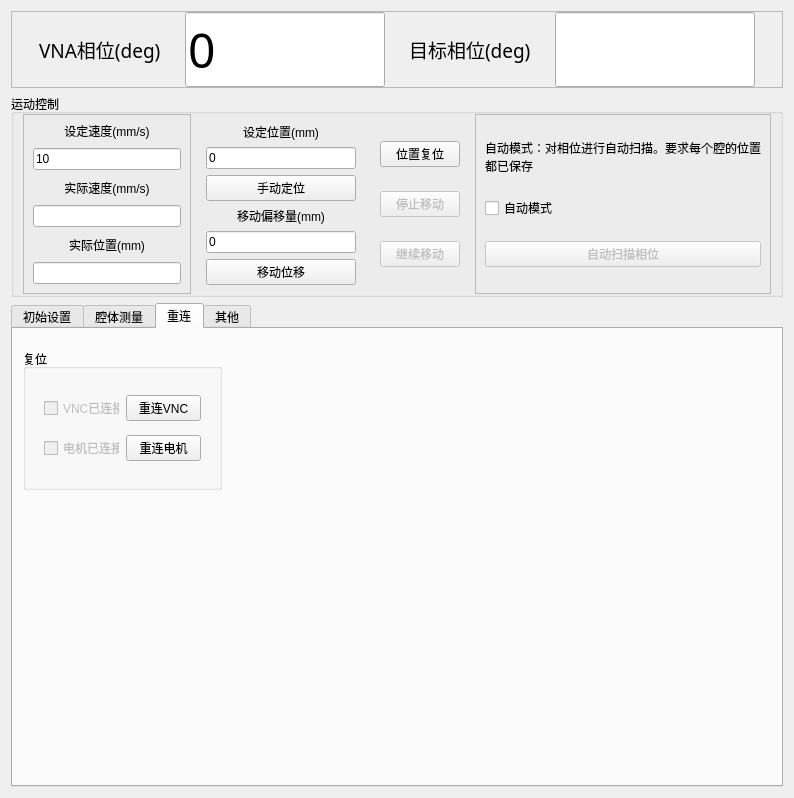
Old version of the form ui/main_dlg.ui in the repository wzmsykk/QT_modbus_vna_cavity_phase_control.
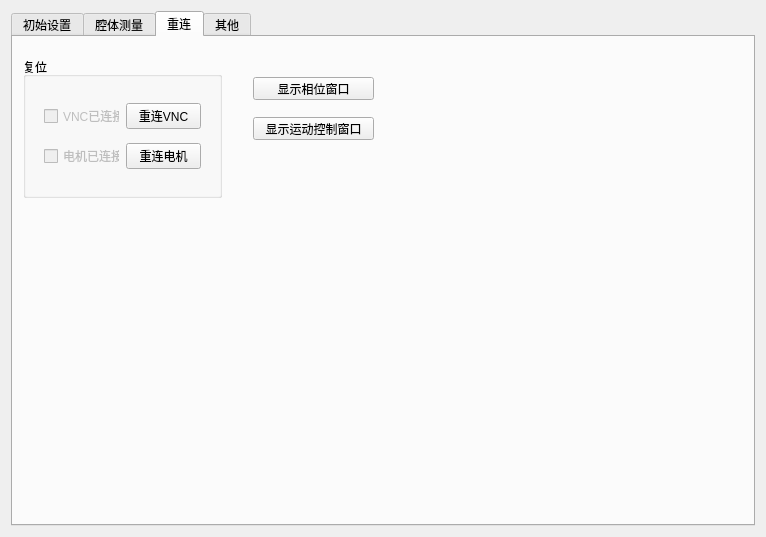
New version of the form. The open tabs and pages were chosen to show the change.

```diff
--- a/ui/main_dlg.ui
+++ b/ui/main_dlg.ui
@@ -6,8 +6,8 @@
    <rect>
     <x>0</x>
     <y>0</y>
-    <width>794</width>
-    <height>798</height>
+    <width>766</width>
+    <height>537</height>
    </rect>
   </property>
   <property name="sizePolicy">
@@ -26,468 +26,6 @@
    <string>腔相位测量</string>
   </property>
   <layout class="QVBoxLayout" name="verticalLayout_9">
-   <item>
-    <widget class="QFrame" name="frame_4">
-     <property name="sizePolicy">
-      <sizepolicy hsizetype="Minimum" vsizetype="Fixed">
-       <horstretch>0</horstretch>
-       <verstretch>0</verstretch>
-      </sizepolicy>
-     </property>
-     <property name="frameShape">
-      <enum>QFrame::StyledPanel</enum>
-     </property>
-     <property name="frameShadow">
-      <enum>QFrame::Raised</enum>
-     </property>
-     <layout class="QHBoxLayout" name="horizontalLayout">
-      <property name="topMargin">
-       <number>0</number>
-      </property>
-      <property name="bottomMargin">
-       <number>0</number>
-      </property>
-      <item>
-       <widget class="QLabel" name="label_13">
-        <property name="sizePolicy">
-         <sizepolicy hsizetype="Fixed" vsizetype="Preferred">
-          <horstretch>0</horstretch>
-          <verstretch>0</verstretch>
-         </sizepolicy>
-        </property>
-        <property name="font">
-         <font>
-          <family>黑体</family>
-          <pointsize>14</pointsize>
-          <weight>50</weight>
-          <bold>false</bold>
-         </font>
-        </property>
-        <property name="text">
-         <string>VNA相位(deg)</string>
-        </property>
-       </widget>
-      </item>
-      <item>
-       <widget class="QLineEdit" name="lineEdit_vnc_phase_view">
-        <property name="sizePolicy">
-         <sizepolicy hsizetype="Maximum" vsizetype="Fixed">
-          <horstretch>0</horstretch>
-          <verstretch>0</verstretch>
-         </sizepolicy>
-        </property>
-        <property name="maximumSize">
-         <size>
-          <width>200</width>
-          <height>16777215</height>
-         </size>
-        </property>
-        <property name="font">
-         <font>
-          <family>黑体</family>
-          <pointsize>36</pointsize>
-          <weight>50</weight>
-          <bold>false</bold>
-         </font>
-        </property>
-        <property name="text">
-         <string>0</string>
-        </property>
-        <property name="readOnly">
-         <bool>true</bool>
-        </property>
-        <property name="clearButtonEnabled">
-         <bool>false</bool>
-        </property>
-       </widget>
-      </item>
-      <item>
-       <widget class="QLabel" name="label_19">
-        <property name="sizePolicy">
-         <sizepolicy hsizetype="Fixed" vsizetype="Preferred">
-          <horstretch>0</horstretch>
-          <verstretch>0</verstretch>
-         </sizepolicy>
-        </property>
-        <property name="font">
-         <font>
-          <family>黑体</family>
-          <pointsize>14</pointsize>
-          <weight>50</weight>
-          <bold>false</bold>
-         </font>
-        </property>
-        <property name="text">
-         <string>目标相位(deg)</string>
-        </property>
-       </widget>
-      </item>
-      <item>
-       <widget class="QLineEdit" name="lineEdit_targetphase_average_view">
-        <property name="sizePolicy">
-         <sizepolicy hsizetype="Maximum" vsizetype="Fixed">
-          <horstretch>0</horstretch>
-          <verstretch>0</verstretch>
-         </sizepolicy>
-        </property>
-        <property name="maximumSize">
-         <size>
-          <width>200</width>
-          <height>16777215</height>
-         </size>
-        </property>
-        <property name="font">
-         <font>
-          <family>黑体</family>
-          <pointsize>36</pointsize>
-          <weight>50</weight>
-          <bold>false</bold>
-         </font>
-        </property>
-        <property name="readOnly">
-         <bool>true</bool>
-        </property>
-       </widget>
-      </item>
-     </layout>
-    </widget>
-   </item>
-   <item>
-    <widget class="QGroupBox" name="groupBox_3">
-     <property name="sizePolicy">
-      <sizepolicy hsizetype="Preferred" vsizetype="Fixed">
-       <horstretch>0</horstretch>
-       <verstretch>0</verstretch>
-      </sizepolicy>
-     </property>
-     <property name="minimumSize">
-      <size>
-       <width>617</width>
-       <height>0</height>
-      </size>
-     </property>
-     <property name="title">
-      <string>运动控制</string>
-     </property>
-     <layout class="QHBoxLayout" name="horizontalLayout_2">
-      <property name="topMargin">
-       <number>0</number>
-      </property>
-      <property name="bottomMargin">
-       <number>0</number>
-      </property>
-      <item>
-       <widget class="QFrame" name="frame_2">
-        <property name="sizePolicy">
-         <sizepolicy hsizetype="Preferred" vsizetype="Preferred">
-          <horstretch>0</horstretch>
-          <verstretch>0</verstretch>
-         </sizepolicy>
-        </property>
-        <property name="frameShape">
-         <enum>QFrame::StyledPanel</enum>
-        </property>
-        <property name="frameShadow">
-         <enum>QFrame::Raised</enum>
-        </property>
-        <layout class="QVBoxLayout" name="verticalLayout_8">
-         <property name="spacing">
-          <number>2</number>
-         </property>
-         <property name="topMargin">
-          <number>0</number>
-         </property>
-         <property name="bottomMargin">
-          <number>9</number>
-         </property>
-         <item>
-          <widget class="QLabel" name="label_11">
-           <property name="sizePolicy">
-            <sizepolicy hsizetype="Preferred" vsizetype="Preferred">
-             <horstretch>0</horstretch>
-             <verstretch>0</verstretch>
-            </sizepolicy>
-           </property>
-           <property name="text">
-            <string>设定速度(mm/s)</string>
-           </property>
-           <property name="alignment">
-            <set>Qt::AlignCenter</set>
-           </property>
-          </widget>
-         </item>
-         <item>
-          <widget class="QLineEdit" name="lineEdit_relvec">
-           <property name="text">
-            <string>10</string>
-           </property>
-          </widget>
-         </item>
-         <item>
-          <widget class="QLabel" name="label_12">
-           <property name="sizePolicy">
-            <sizepolicy hsizetype="Preferred" vsizetype="Preferred">
-             <horstretch>0</horstretch>
-             <verstretch>0</verstretch>
-            </sizepolicy>
-           </property>
-           <property name="text">
-            <string>实际速度(mm/s)</string>
-           </property>
-           <property name="alignment">
-            <set>Qt::AlignCenter</set>
-           </property>
-          </widget>
-         </item>
-         <item>
-          <widget class="QLineEdit" name="lineEdit_realvec">
-           <property name="readOnly">
-            <bool>true</bool>
-           </property>
-          </widget>
-         </item>
-         <item>
-          <widget class="QLabel" name="label_10">
-           <property name="sizePolicy">
-            <sizepolicy hsizetype="Preferred" vsizetype="Preferred">
-             <horstretch>0</horstretch>
-             <verstretch>0</verstretch>
-            </sizepolicy>
-           </property>
-           <property name="text">
-            <string>实际位置(mm)</string>
-           </property>
-           <property name="alignment">
-            <set>Qt::AlignCenter</set>
-           </property>
-          </widget>
-         </item>
-         <item>
-          <widget class="QLineEdit" name="lineEdit_realpos">
-           <property name="readOnly">
-            <bool>true</bool>
-           </property>
-          </widget>
-         </item>
-        </layout>
-       </widget>
-      </item>
-      <item>
-       <widget class="QWidget" name="widget_5" native="true">
-        <property name="sizePolicy">
-         <sizepolicy hsizetype="Preferred" vsizetype="Preferred">
-          <horstretch>0</horstretch>
-          <verstretch>0</verstretch>
-         </sizepolicy>
-        </property>
-        <layout class="QVBoxLayout" name="verticalLayout_5">
-         <item>
-          <widget class="QLabel" name="label_9">
-           <property name="sizePolicy">
-            <sizepolicy hsizetype="Preferred" vsizetype="Preferred">
-             <horstretch>0</horstretch>
-             <verstretch>0</verstretch>
-            </sizepolicy>
-           </property>
-           <property name="text">
-            <string>设定位置(mm)</string>
-           </property>
-           <property name="alignment">
-            <set>Qt::AlignCenter</set>
-           </property>
-          </widget>
-         </item>
-         <item>
-          <widget class="QLineEdit" name="lineEdit_relpos">
-           <property name="text">
-            <string>0</string>
-           </property>
-          </widget>
-         </item>
-         <item>
-          <widget class="QPushButton" name="pushButton_setpos">
-           <property name="focusPolicy">
-            <enum>Qt::NoFocus</enum>
-           </property>
-           <property name="text">
-            <string>手动定位</string>
-           </property>
-          </widget>
-         </item>
-         <item>
-          <widget class="QLabel" name="label_15">
-           <property name="sizePolicy">
-            <sizepolicy hsizetype="Preferred" vsizetype="Preferred">
-             <horstretch>0</horstretch>
-             <verstretch>0</verstretch>
-            </sizepolicy>
-           </property>
-           <property name="text">
-            <string>移动偏移量(mm)</string>
-           </property>
-           <property name="alignment">
-            <set>Qt::AlignCenter</set>
-           </property>
-          </widget>
-         </item>
-         <item>
-          <widget class="QLineEdit" name="lineEdit_movpos">
-           <property name="text">
-            <string>0</string>
-           </property>
-          </widget>
-         </item>
-         <item>
-          <widget class="QPushButton" name="pushButton_addmov">
-           <property name="enabled">
-            <bool>true</bool>
-           </property>
-           <property name="focusPolicy">
-            <enum>Qt::NoFocus</enum>
-           </property>
-           <property name="text">
-            <string>移动位移</string>
-           </property>
-          </widget>
-         </item>
-        </layout>
-       </widget>
-      </item>
-      <item>
-       <widget class="QWidget" name="widget_7" native="true">
-        <property name="sizePolicy">
-         <sizepolicy hsizetype="Minimum" vsizetype="Preferred">
-          <horstretch>0</horstretch>
-          <verstretch>0</verstretch>
-         </sizepolicy>
-        </property>
-        <layout class="QVBoxLayout" name="verticalLayout_6">
-         <item>
-          <widget class="QPushButton" name="pushButton_resetpos">
-           <property name="enabled">
-            <bool>true</bool>
-           </property>
-           <property name="minimumSize">
-            <size>
-             <width>75</width>
-             <height>23</height>
-            </size>
-           </property>
-           <property name="focusPolicy">
-            <enum>Qt::NoFocus</enum>
-           </property>
-           <property name="text">
-            <string>位置复位</string>
-           </property>
-          </widget>
-         </item>
-         <item>
-          <widget class="QPushButton" name="pushButton_stopmov">
-           <property name="enabled">
-            <bool>false</bool>
-           </property>
-           <property name="minimumSize">
-            <size>
-             <width>75</width>
-             <height>23</height>
-            </size>
-           </property>
-           <property name="focusPolicy">
-            <enum>Qt::NoFocus</enum>
-           </property>
-           <property name="text">
-            <string>停止移动</string>
-           </property>
-          </widget>
-         </item>
-         <item>
-          <widget class="QPushButton" name="pushButton_continuemov">
-           <property name="enabled">
-            <bool>false</bool>
-           </property>
-           <property name="minimumSize">
-            <size>
-             <width>75</width>
-             <height>23</height>
-            </size>
-           </property>
-           <property name="text">
-            <string>继续移动</string>
-           </property>
-          </widget>
-         </item>
-        </layout>
-       </widget>
-      </item>
-      <item>
-       <widget class="QFrame" name="frame">
-        <property name="sizePolicy">
-         <sizepolicy hsizetype="Preferred" vsizetype="Preferred">
-          <horstretch>0</horstretch>
-          <verstretch>0</verstretch>
-         </sizepolicy>
-        </property>
-        <property name="autoFillBackground">
-         <bool>false</bool>
-        </property>
-        <property name="frameShape">
-         <enum>QFrame::StyledPanel</enum>
-        </property>
-        <property name="frameShadow">
-         <enum>QFrame::Raised</enum>
-        </property>
-        <layout class="QVBoxLayout" name="verticalLayout_10">
-         <item>
-          <widget class="QLabel" name="label_20">
-           <property name="sizePolicy">
-            <sizepolicy hsizetype="Preferred" vsizetype="Fixed">
-             <horstretch>0</horstretch>
-             <verstretch>0</verstretch>
-            </sizepolicy>
-           </property>
-           <property name="text">
-            <string>自动模式：对相位进行自动扫描。要求每个腔的位置都已保存</string>
-           </property>
-           <property name="scaledContents">
-            <bool>false</bool>
-           </property>
-           <property name="wordWrap">
-            <bool>true</bool>
-           </property>
-          </widget>
-         </item>
-         <item>
-          <widget class="QCheckBox" name="checkBox_automode">
-           <property name="text">
-            <string>自动模式</string>
-           </property>
-          </widget>
-         </item>
-         <item>
-          <widget class="QPushButton" name="pushButton_autophasescan">
-           <property name="enabled">
-            <bool>false</bool>
-           </property>
-           <property name="focusPolicy">
-            <enum>Qt::NoFocus</enum>
-           </property>
-           <property name="text">
-            <string>自动扫描相位</string>
-           </property>
-           <property name="checkable">
-            <bool>false</bool>
-           </property>
-           <property name="flat">
-            <bool>false</bool>
-           </property>
-          </widget>
-         </item>
-        </layout>
-       </widget>
-      </item>
-     </layout>
-    </widget>
-   </item>
    <item>
     <widget class="QTabWidget" name="tabWidget">
      <property name="enabled">
@@ -1732,6 +1270,32 @@
         </item>
        </layout>
       </widget>
+      <widget class="QPushButton" name="pushButton_show_phase_window">
+       <property name="geometry">
+        <rect>
+         <x>240</x>
+         <y>40</y>
+         <width>121</width>
+         <height>23</height>
+        </rect>
+       </property>
+       <property name="text">
+        <string>显示相位窗口</string>
+       </property>
+      </widget>
+      <widget class="QPushButton" name="pushButton_show_motor_control">
+       <property name="geometry">
+        <rect>
+         <x>240</x>
+         <y>80</y>
+         <width>121</width>
+         <height>23</height>
+        </rect>
+       </property>
+       <property name="text">
+        <string>显示运动控制窗口</string>
+       </property>
+      </widget>
      </widget>
      <widget class="QWidget" name="tab_4">
       <attribute name="title">
```
Left out of the diff: 14 changed lines with no effect on the pictures.
